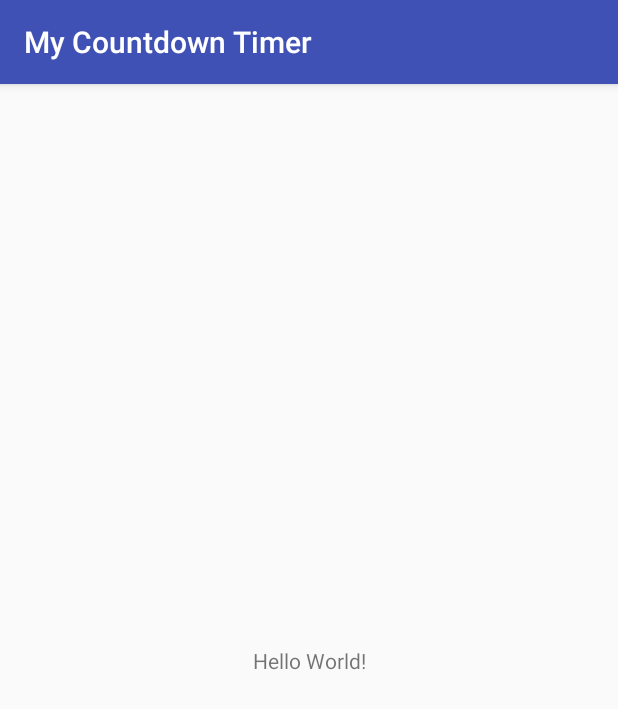
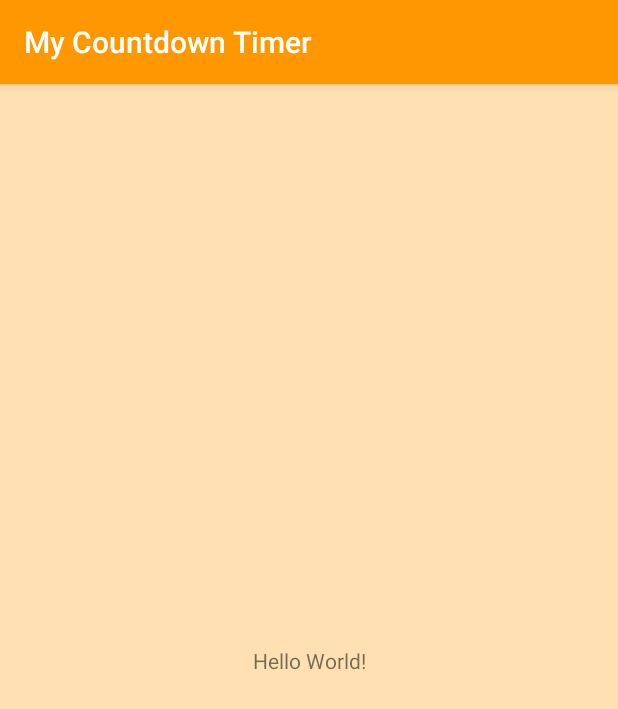
Before and after one commit to c0tt0n-candy/first-android-programming, an Android app: the screen it shows after launch (MainActivity), on a phone screen of 412 x 824 dp. Shown: the top 709 px of the screen. Run offline under Robolectric (Android 15) with nearby library versions, the phone set to English and light mode, and no system bars.

Commit message:
update app theme

```diff
--- a/chapter09/MyCountdownTimer/app/src/main/res/values/colors.xml
+++ b/chapter09/MyCountdownTimer/app/src/main/res/values/colors.xml
@@ -1,6 +1,7 @@
 <?xml version="1.0" encoding="utf-8"?>
 <resources>
-  <color name="colorPrimary">#3F51B5</color>
-  <color name="colorPrimaryDark">#303F9F</color>
-  <color name="colorAccent">#FF4081</color>
+  <color name="colorPrimary">#ff9800</color>
+  <color name="colorPrimaryDark">#f57000</color>
+  <color name="colorAccent">#ff5252</color>
+  <color name="background_material_light">#ffe0b2</color>
 </resources>
--- a/chapter09/MyCountdownTimer/app/src/main/res/values/styles.xml
+++ b/chapter09/MyCountdownTimer/app/src/main/res/values/styles.xml
@@ -6,6 +6,7 @@
     <item name="colorPrimary">@color/colorPrimary</item>
     <item name="colorPrimaryDark">@color/colorPrimaryDark</item>
     <item name="colorAccent">@color/colorAccent</item>
+    <item name="android:colorBackground">@color/background_material_light</item>
   </style>
 
 </resources>
```
